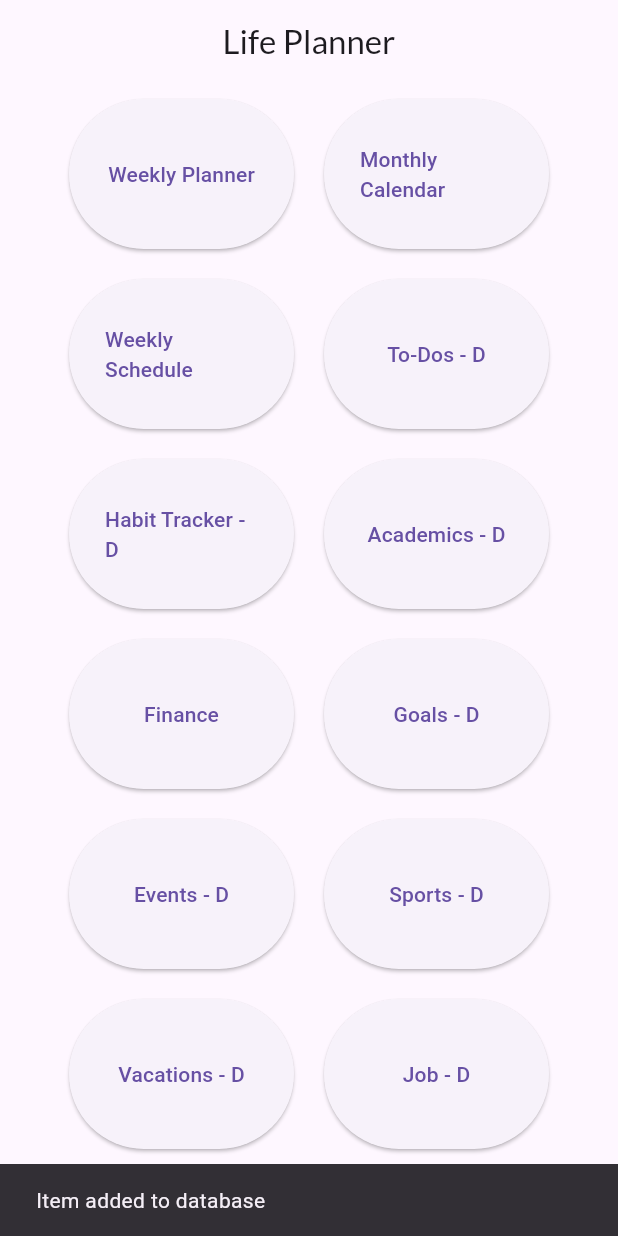
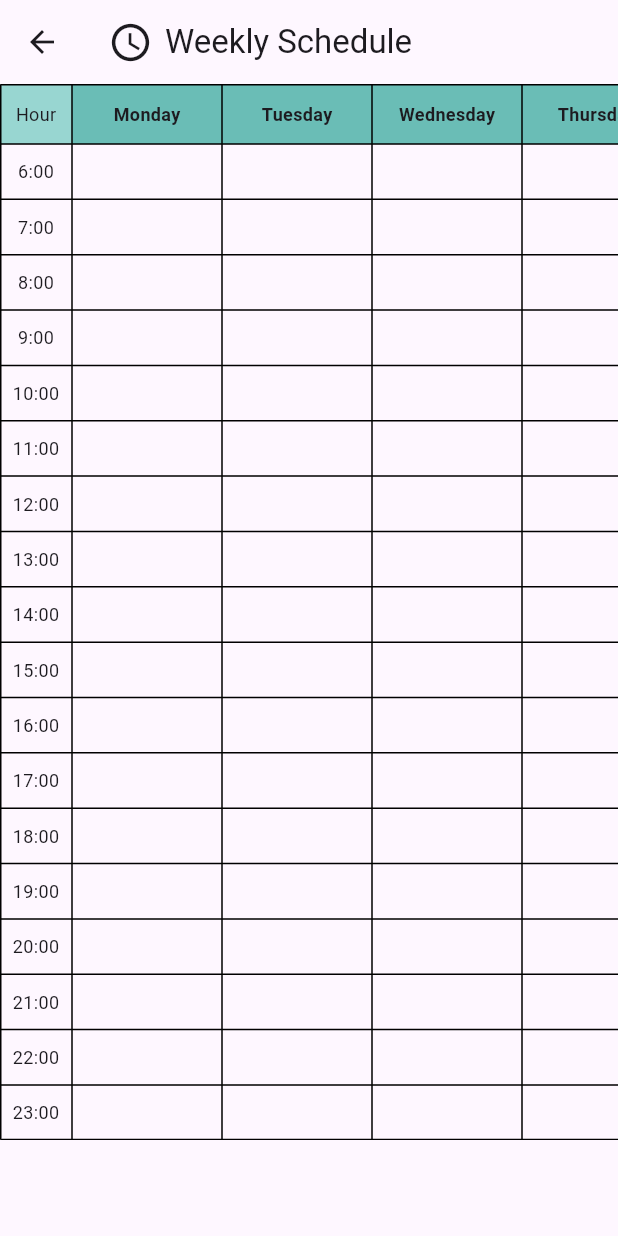
Before and after one commit to liazz03/TFG-LP, a Flutter app: the screen it shows after launch, after a tap on "Weekly Schedule", on a phone screen of 412 x 824 dp. Run offline on Flutter 3.47's test engine with Material 3 defaults, Android fonts, the phone set to English and light mode, and no system bars; our stand-ins replace fl_chart, google_fonts, sqflite, timelines; missing offline and left inert: schedules; accounts and stored records are empty.

Commit message:
icons y weekly claendar

```diff
--- a/project/lifeplanner/lib/src/app.dart
+++ b/project/lifeplanner/lib/src/app.dart
@@ -1,5 +1,6 @@
 import 'package:flutter/material.dart';
 import 'package:google_fonts/google_fonts.dart';
+import 'package:intl/intl.dart';
 import 'package:lifeplanner/src/database/dao/SystemInfo_dao.dart';
 import 'package:lifeplanner/src/database/local_db_helper.dart';
 import 'package:lifeplanner/src/widgets/AcademicsScreen.dart';
@@ -11,6 +12,7 @@ import 'package:lifeplanner/src/widgets/JobScreen.dart';
 import 'package:lifeplanner/src/widgets/SportsScreen.dart';
 import 'package:lifeplanner/src/widgets/TasksScreen.dart';
 import 'package:lifeplanner/src/widgets/VacationsScreen.dart';
+import 'package:lifeplanner/src/widgets/WeeklyScheduleScreen.dart';
 
 
 class MyApp extends StatefulWidget {
@@ -52,10 +54,19 @@ class _MyAppState extends State<MyApp> {
       ),
       home: Scaffold(
         appBar: AppBar(
-
-          title: Text('Life Planner',   style: GoogleFonts.lato(),
-),
+          title: Text('Life Planner', style: TextStyle(fontWeight: FontWeight.bold)),
           centerTitle: true,
+          actions: <Widget>[
+            Padding(
+              padding: const EdgeInsets.symmetric(horizontal: 20),
+              child: Center(
+                child: Text(
+                  DateFormat('dd/MM').format(DateTime.now()),
+                  style: TextStyle(fontSize: 20),
+                ),
+              ),
+            ),
+          ],
         ),
         body: SingleChildScrollView(
           child: Center(
@@ -127,12 +138,7 @@ class WeeklyPlannerButton extends StatelessWidget {
       margin: EdgeInsets.all(10),
       child: ElevatedButton(
         onPressed: () async {
-          await DatabaseHelper.addItem();
-          // Trigger rebuild of AllItemsWidget
-          updateItems();
-          ScaffoldMessenger.of(context).showSnackBar(
-            SnackBar(content: Text('Item added to database')),
-          );
+          print("TODO");
         },
         child: Text('Weekly Planner'),
       ),
@@ -153,12 +159,7 @@ class MothlyCalendarButton extends StatelessWidget {
       margin: EdgeInsets.all(10),
       child: ElevatedButton(
         onPressed: () async {
-          await DatabaseHelper.addItem();
-          // Trigger rebuild of AllItemsWidget
-          updateItems();
-          ScaffoldMessenger.of(context).showSnackBar(
-            SnackBar(content: Text('Item added to database')),
-          );
+           print("TODO");
         },
         child: Text('Monthly Calendar'),
       ),
@@ -179,11 +180,9 @@ class WeeklyScheduleButton extends StatelessWidget {
       margin: EdgeInsets.all(10),
       child: ElevatedButton(
         onPressed: () async {
-          await DatabaseHelper.addItem();
-          // Trigger rebuild of AllItemsWidget
-          updateItems();
-          ScaffoldMessenger.of(context).showSnackBar(
-            SnackBar(content: Text('Item added to database')),
+          Navigator.push(
+            context,
+            MaterialPageRoute(builder: (context) => WeeklyScheduleScreen()),
           );
         },
         child: Text('Weekly Schedule'),
@@ -205,7 +204,6 @@ class ToDoButton extends StatelessWidget {
       margin: EdgeInsets.all(10),
       child: ElevatedButton(
         onPressed: () {
-          // Navigate to the TasksScreen when the button is pressed
           Navigator.push(
             context,
             MaterialPageRoute(builder: (context) => TasksScreen()),
@@ -283,7 +281,7 @@ class FinanceButton extends StatelessWidget {
             MaterialPageRoute(builder: (context) => FinanceScreen()),
           );
         },
-        child: Text('Finance'),
+        child: Text('Finance - D'),
       ),
     );
   }
@@ -302,7 +300,6 @@ class GoalsButton extends StatelessWidget {
       margin: EdgeInsets.all(10),
       child: ElevatedButton(
         onPressed: () {
-          // Navigate to the GoalsScreen
           Navigator.push(
             context,
             MaterialPageRoute(builder: (context) => GoalsScreen()),
--- a/project/lifeplanner/lib/src/sample_feature/sample_item.dart
+++ /dev/null
@@ -1,6 +0,0 @@
-/// A placeholder class that represents an entity or model.
-class SampleItem {
-  const SampleItem(this.id);
-
-  final int id;
-}
--- a/project/lifeplanner/lib/src/sample_feature/sample_item_details_view.dart
+++ /dev/null
@@ -1,20 +0,0 @@
-import 'package:flutter/material.dart';
-
-/// Displays detailed information about a SampleItem.
-class SampleItemDetailsView extends StatelessWidget {
-  const SampleItemDetailsView({super.key});
-
-  static const routeName = '/sample_item';
-
-  @override
-  Widget build(BuildContext context) {
-    return Scaffold(
-      appBar: AppBar(
-        title: const Text('Item Details'),
-      ),
-      body: const Center(
-        child: Text('More Information Here'),
-      ),
-    );
-  }
-}
--- a/project/lifeplanner/lib/src/widgets/AcademicsScreen.dart
+++ b/project/lifeplanner/lib/src/widgets/AcademicsScreen.dart
@@ -582,6 +582,7 @@ Future<void> _showAddGradeSheet(Subject subject) async {
                         _subjectFormKey.currentState!.save();
 
                         Schedule_def _schedule = Schedule_def(schedule: _weeklySchedule);
+
                         // Create new subject
                         Subject newSubject = Subject(
                           id: null,
@@ -592,7 +593,7 @@ Future<void> _showAddGradeSheet(Subject subject) async {
                           actual_dedication_time_x_week: 0,
                           total_dedication_time: 0,
                           target_average: _targetAverageController.text.isEmpty ? 0 : double.parse(_targetAverageController.text),
-                          room: int.parse(_roomController.text),
+                          room: int.tryParse(_roomController.text),
                           grades: Grades(_assesments),
                           evaluations: __evaluations
                         );
--- /dev/null
+++ b/project/lifeplanner/lib/src/widgets/WeeklyScheduleScreen.dart
@@ -0,0 +1,172 @@
+import 'package:flutter/material.dart';
+import 'package:lifeplanner/src/database/dao/Events_dao.dart';
+import 'package:lifeplanner/src/database/dao/Jobs_dao.dart';
+import 'package:lifeplanner/src/database/dao/Sports_dao.dart';
+import 'package:lifeplanner/src/database/dao/Subjects_dao.dart';
+import 'package:lifeplanner/src/database/dao/Tasks_dao.dart';
+import 'package:schedules/schedules.dart';
+
+
+class WeeklyScheduleScreen extends StatefulWidget {
+  @override
+  _WeeklyScheduleScreenState createState() => _WeeklyScheduleScreenState();
+}
+
+class _WeeklyScheduleScreenState extends State<WeeklyScheduleScreen> {
+
+  final daysOfWeek = ["Monday", "Tuesday", "Wednesday", "Thursday", "Friday", "Saturday", "Sunday"];
+  Map<int, List<dynamic>> activitiesByTimeSlot = {};
+
+  @override
+  void initState() {
+    super.initState();
+    fetchAllActivities();
+  }
+
+  void fetchAllActivities() async {
+    final sports = await SportsDao().getAllSports();
+    final subjects = await SubjectDao().getAllSubjects();
+    final jobs = await JobsDao().getallJobs();
+
+    for (int i = 6; i <= 23; i++) {
+      activitiesByTimeSlot[i] = List.generate(7, (_) => []);
+    }
+
+    for (var sport in sports) {
+      if (sport.schedule != null) {
+        for (var weekly in sport.schedule!.schedule) {
+          for (var weekday in weekly.weekdays) {
+            insertActivity(sport, weekly, weekday);
+          }
+        }
+      }
+    }
+
+    for (var subject in subjects) {
+      if (subject.schedule != null) {
+        for (var weekly in subject.schedule!.schedule) {
+          for (var weekday in weekly.weekdays) {
+            insertActivity(subject, weekly, weekday);
+          }
+        }
+      }
+    }
+
+    for (var job in jobs) {
+      if (job.schedule != null) {
+        for (var weekly in job.schedule!.schedule) {
+          for (var weekday in weekly.weekdays) {
+            insertActivity(job, weekly, weekday);
+          }
+        }
+      }
+    }
+
+    setState(() {});
+  }
+
+  void insertActivity(dynamic activity, Weekly weekly, int weekday) {
+  int startHour = weekly.startDate.hour; // Start hour of the activity
+  int endHour = weekly.endDate?.hour ?? startHour + 1;
+  int dayIndex = weekday - 1;
+
+  for (int hour = startHour; hour < endHour; hour++) {
+    activitiesByTimeSlot[hour]![dayIndex].add(activity);
+  }
+}
+
+
+  @override
+  Widget build(BuildContext context) {
+    // dimensions for the cells
+    const double hourColumnWidth = 48.0;
+    const double dayColumnWidth = 100.0;
+    const double cellHeight = 36.9;
+    const double headerHeight = 40.0;
+    const double fontSize = 12.0;
+
+    return Scaffold(
+      appBar: AppBar(
+        title: Row(
+          mainAxisSize: MainAxisSize.min,
+          children: [
+            Icon(Icons.schedule, size: 30,),
+             SizedBox(width: 8),
+            Text('Weekly Schedule'),
+
+          ],
+        ),
+      ),
+      body: SingleChildScrollView(
+        scrollDirection: Axis.vertical,
+        child: SingleChildScrollView(
+          scrollDirection: Axis.horizontal,
+          child: Table(
+            columnWidths: {
+              0: FixedColumnWidth(hourColumnWidth),
+              for (int day = 1; day <= daysOfWeek.length; day++)
+                day: FixedColumnWidth(dayColumnWidth),
+            },
+            border: TableBorder.all(),
+            children: [
+              // Header row
+              TableRow(
+                children: [
+                  TableCell(
+                    child: Container(
+                      height: headerHeight,
+                      alignment: Alignment.center,
+                      child: Text('Hour', style: TextStyle(fontSize: fontSize)),
+                      color: Color.fromARGB(255, 152, 214, 209),
+                    ),
+                  ),
+                  ...daysOfWeek.map((day) => TableCell(
+                    child: Container(
+                      height: headerHeight,
+                      alignment: Alignment.center,
+                      child: Text(day, style: TextStyle(fontWeight: FontWeight.bold, fontSize: fontSize)),
+                      color:  Color.fromARGB(255, 106, 189, 182),
+                    ),
+                  )).toList(),
+                ],
+              ),
+              // Hour rows
+              ...List.generate(18, (rowIndex) {
+                return TableRow(
+                  children: List.generate(daysOfWeek.length + 1, (columnIndex) {
+                    if (columnIndex == 0) {
+                      // First column for hours
+                      return TableCell(
+                        child: Container(
+                          height: cellHeight,
+                          alignment: Alignment.center,
+                          child: Text('${6 + rowIndex}:00', style: TextStyle(fontSize: fontSize)),
+                        ),
+                      );
+                    } else {
+                      // cell contents
+                      List<Widget> activitiesForThisSlot = activitiesByTimeSlot[6 + rowIndex]![columnIndex - 1].map<Widget>((activity) {
+                        return Text(activity.name, style: TextStyle(fontSize: fontSize));
+                      }).toList();
+                      return TableCell(
+                        child: Container(
+                          height: cellHeight,
+                          alignment: Alignment.center,
+                          child: SingleChildScrollView(
+                            child: Column(
+                              children: activitiesForThisSlot.isEmpty ? [Text('')] : activitiesForThisSlot,
+                            ),
+                          ),
+                        ),
+                      );
+                    }
+                  }),
+                );
+              }),
+            ],
+          ),
+        ),
+      ),
+    );
+  }
+}
```
Also changed, not shown: project/lifeplanner/lib/src/widgets/EventsScreen.dart (+9 -1 lines), project/lifeplanner/lib/src/widgets/FinanceScreen.dart (+9 -1 lines), project/lifeplanner/lib/src/widgets/GoalsScreen.dart (+9 -1 lines), project/lifeplanner/lib/src/widgets/HabitTrackerScreen.dart (+9 -1 lines), project/lifeplanner/lib/src/widgets/JobScreen.dart (+9 -1 lines), project/lifeplanner/lib/src/widgets/SportsScreen.dart (+10 -2 lines), project/lifeplanner/lib/src/widgets/TasksScreen.dart (+9 -1 lines), project/lifeplanner/lib/src/widgets/VacationsScreen.dart (+9 -1 lines), project/lifeplanner/lib/src/modules/User/user.dart (deleted), 1 other file.
